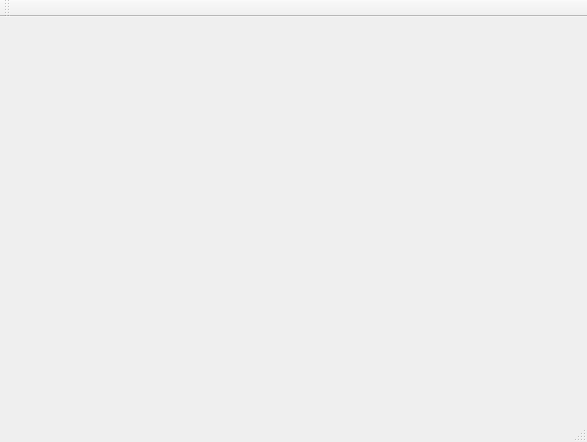
lazin87/KotkaSource, file mainwindow.ui: the form before one commit.
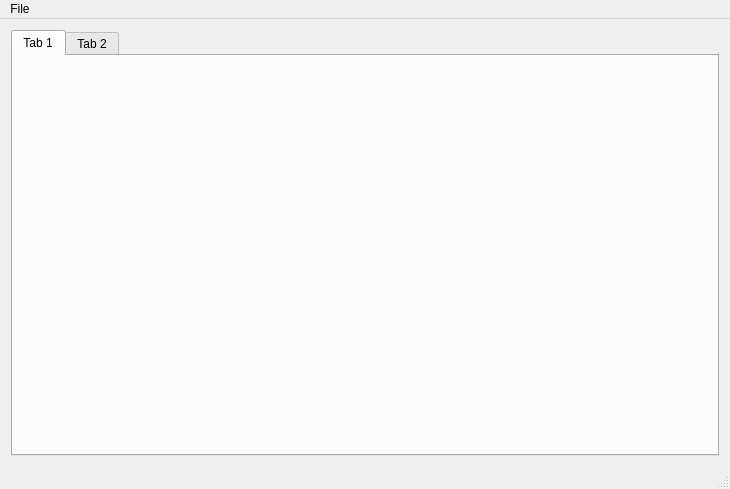
The form after the commit.

Commit message: tab layout

The edit to the form file:
```diff
--- a/mainwindow.ui
+++ b/mainwindow.ui
@@ -6,31 +6,49 @@
    <rect>
     <x>0</x>
     <y>0</y>
-    <width>587</width>
-    <height>442</height>
+    <width>730</width>
+    <height>489</height>
    </rect>
   </property>
   <property name="windowTitle">
    <string>KotkaSource</string>
   </property>
-  <widget class="QWidget" name="centralWidget"/>
+  <widget class="QWidget" name="centralWidget">
+   <property name="enabled">
+    <bool>true</bool>
+   </property>
+   <layout class="QHBoxLayout" name="horizontalLayout">
+    <item>
+     <widget class="QTabWidget" name="tabWidget">
+      <widget class="QWidget" name="tab">
+       <attribute name="title">
+        <string>Tab 1</string>
+       </attribute>
+      </widget>
+      <widget class="QWidget" name="tab_2">
+       <attribute name="title">
+        <string>Tab 2</string>
+       </attribute>
+      </widget>
+     </widget>
+    </item>
+   </layout>
+  </widget>
   <widget class="QMenuBar" name="menuBar">
    <property name="geometry">
     <rect>
      <x>0</x>
      <y>0</y>
-     <width>587</width>
+     <width>730</width>
      <height>20</height>
     </rect>
    </property>
-  </widget>
-  <widget class="QToolBar" name="mainToolBar">
-   <attribute name="toolBarArea">
-    <enum>TopToolBarArea</enum>
-   </attribute>
-   <attribute name="toolBarBreak">
-    <bool>false</bool>
-   </attribute>
+   <widget class="QMenu" name="menuFile">
+    <property name="title">
+     <string>File</string>
+    </property>
+   </widget>
+   <addaction name="menuFile"/>
   </widget>
   <widget class="QStatusBar" name="statusBar"/>
  </widget>
```
